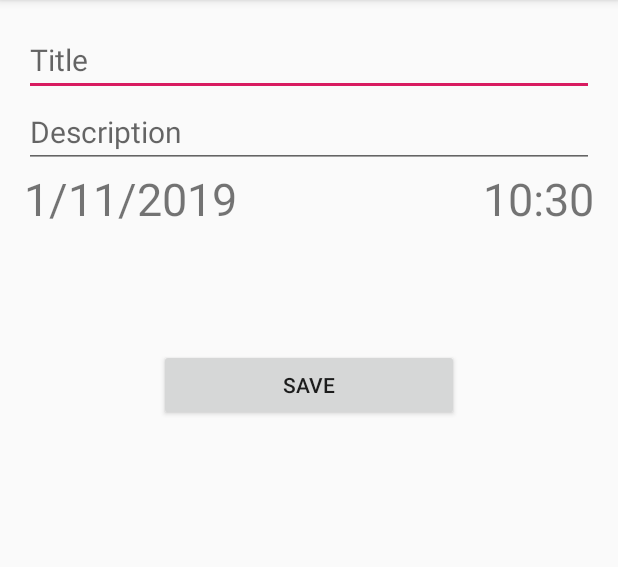
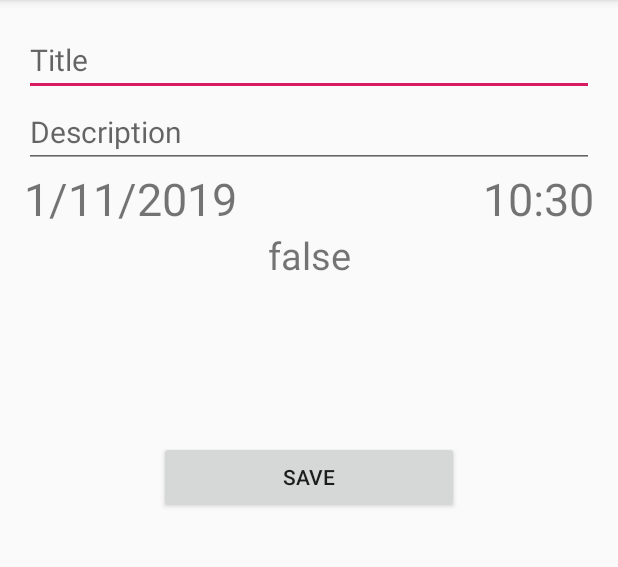
Before and after one commit to LowSpeeddevelopers/Todo, an Android app: the AddTodoActivity screen opened directly, with no data from a screen before it, on a phone screen of 412 x 824 dp, the part 84-651 px from its top. Run offline under Robolectric (Android 15) with nearby library versions, the phone set to English and light mode, and no system bars.

Commit message:
12.07.2019

```diff
--- a/app/src/main/java/com/super15/todo/db/TodoDb.java
+++ b/app/src/main/java/com/super15/todo/db/TodoDb.java
@@ -77,7 +77,7 @@ public class TodoDb extends DbHelper {
 
         ContentValues contentValues = new ContentValues();
 
-        contentValues.put(DbHelper.COL_TITLE, todoModels.getTitle() );
+        contentValues.put(DbHelper.COL_TITLE, todoModels.getTitle());
         contentValues.put(DbHelper.COL_DATE, todoModels.getDate() );
         contentValues.put(DbHelper.COL_TIME, todoModels.getTime());
         contentValues.put(DbHelper.COL_NOTE, todoModels.getNote());
--- a/app/src/main/res/layout/activity_add_todo.xml
+++ b/app/src/main/res/layout/activity_add_todo.xml
@@ -45,6 +45,15 @@
     </RelativeLayout>
 
 
+    <TextView
+        android:id="@+id/text"
+        android:layout_width="345dp"
+        android:layout_height="61dp"
+        android:layout_gravity="center"
+        android:textAlignment="center"
+        android:textSize="25sp"
+        android:text="false" />
+
     <Button
         android:layout_height="wrap_content"
         android:layout_width="200dp"
```
Also changed, not shown: app/src/main/AndroidManifest.xml (+9 -1 lines), app/src/main/java/com/super15/todo/Activity/AddTodoActivity.java (+60 -9 lines), app/src/main/java/com/super15/todo/BroadcustReceiver/AlarmReceiver.java (added, +15 -0 lines).
